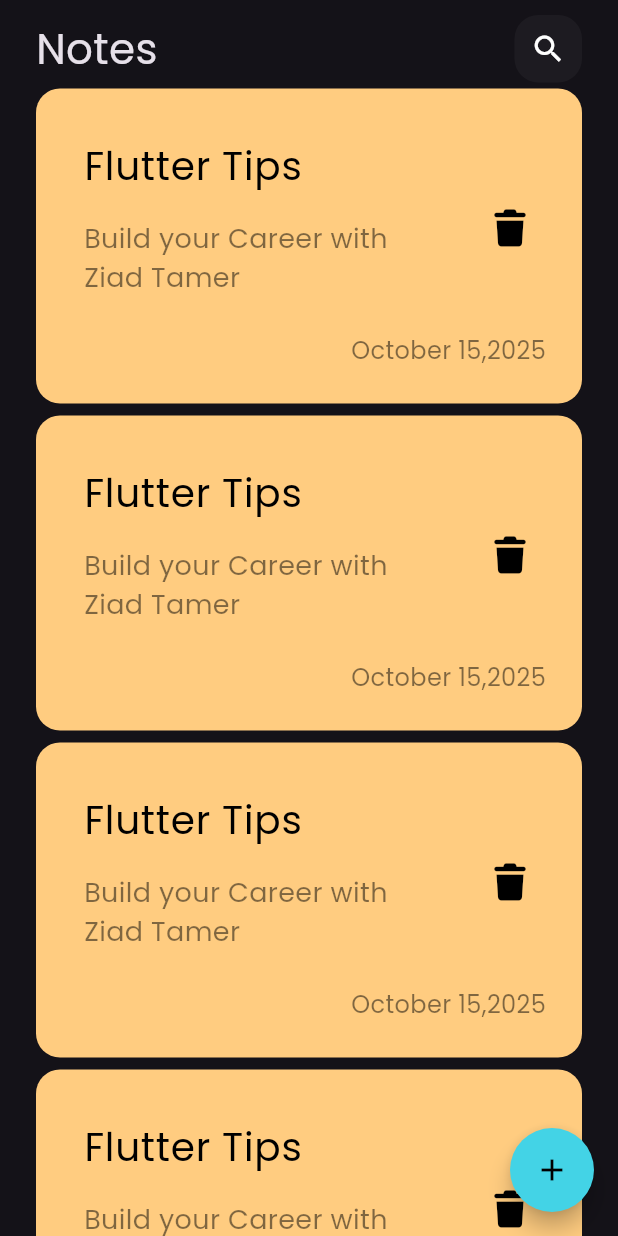
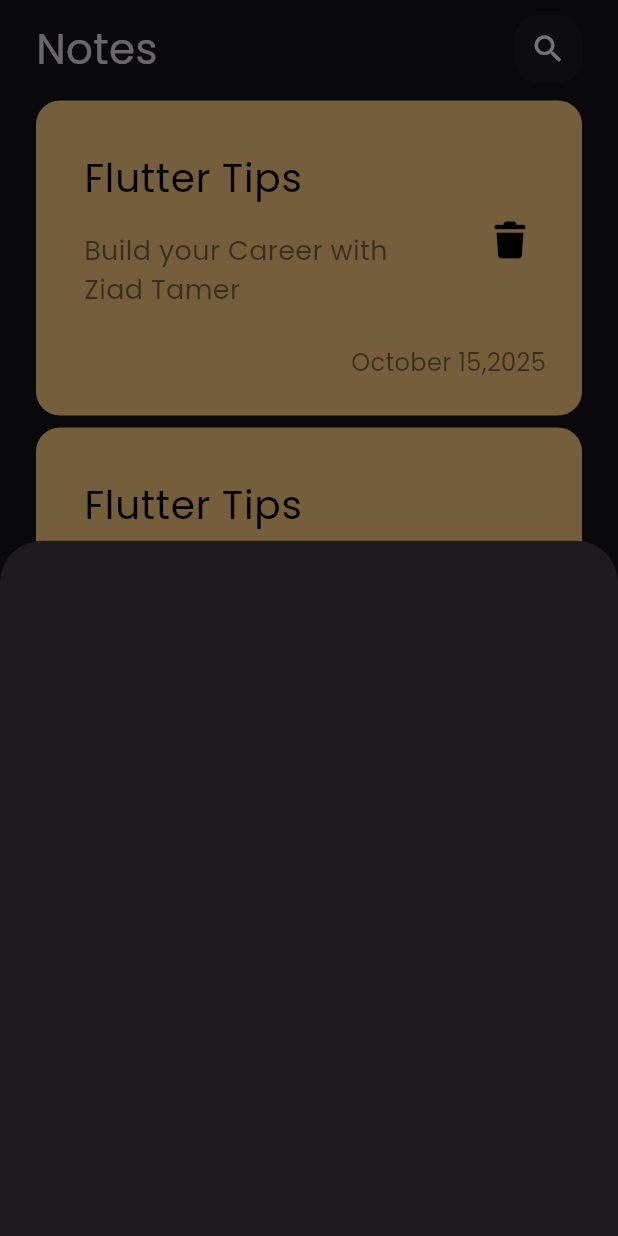
Before and after one commit to ZiadTamer10/notes_app, a Flutter app: the screen it shows after launch, after a tap on the "add" icon, on a phone screen of 412 x 824 dp. Run offline on Flutter 3.47's test engine with Material 3 defaults, Android fonts, the phone set to English and light mode, and no system bars; our stand-ins replace font_awesome_flutter.

Commit message:
show modal buttom sheet

```diff
--- a/lib/views/notes_view.dart
+++ b/lib/views/notes_view.dart
@@ -1,4 +1,5 @@
 import 'package:flutter/material.dart';
+import 'package:notes_app/widgets/add_note_buttom_sheet.dart';
 import 'package:notes_app/widgets/notes_view_body.dart';
 
 class NotesView extends StatelessWidget {
@@ -10,7 +11,14 @@ class NotesView extends StatelessWidget {
       floatingActionButton: FloatingActionButton(
         shape: CircleBorder(),
         backgroundColor: const Color.fromARGB(255, 67, 211, 230),
-        onPressed: () {},
+        onPressed: () {
+          showModalBottomSheet(
+            context: context,
+            builder: (context) {
+              return AddNoteButtomSheet();
+            },
+          );
+        },
         child: Icon(Icons.add, color: Colors.black),
       ),
       body: NotesViewBody(),
--- /dev/null
+++ b/lib/widgets/add_note_buttom_sheet.dart
@@ -0,0 +1,10 @@
+import 'package:flutter/material.dart';
+
+class AddNoteButtomSheet extends StatelessWidget {
+  const AddNoteButtomSheet({super.key});
+
+  @override
+  Widget build(BuildContext context) {
+    return Container();
+  }
+}
--- a/lib/widgets/notes_list_view.dart
+++ b/lib/widgets/notes_list_view.dart
@@ -6,13 +6,17 @@ class NotesListView extends StatelessWidget {
 
   @override
   Widget build(BuildContext context) {
-    return ListView.builder(
+    return Padding(
+      padding: const EdgeInsets.symmetric(vertical: 8),
+      child: ListView.builder(
+        padding: EdgeInsets.zero,
         itemBuilder: (context, index) {
           return Padding(
             padding: const EdgeInsets.symmetric(vertical: 4),
             child: NoteImte(),
           );
         },
+      ),
     );
   }
 }
```
Lines whose indentation alone changed are shown as unchanged.
